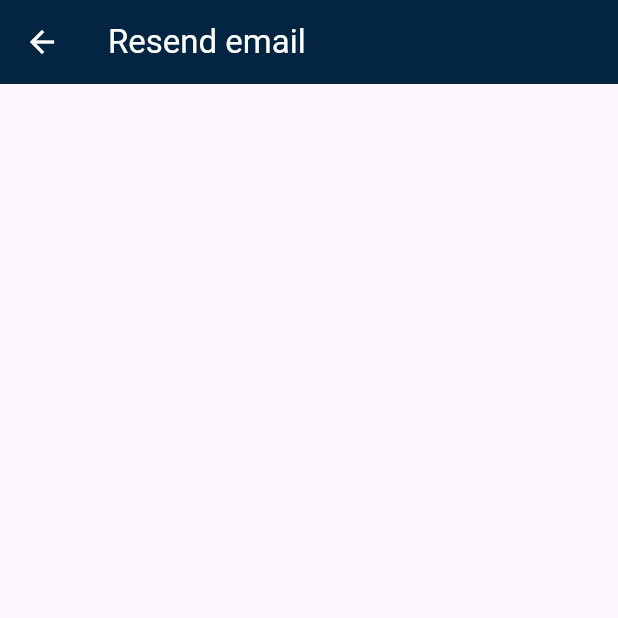
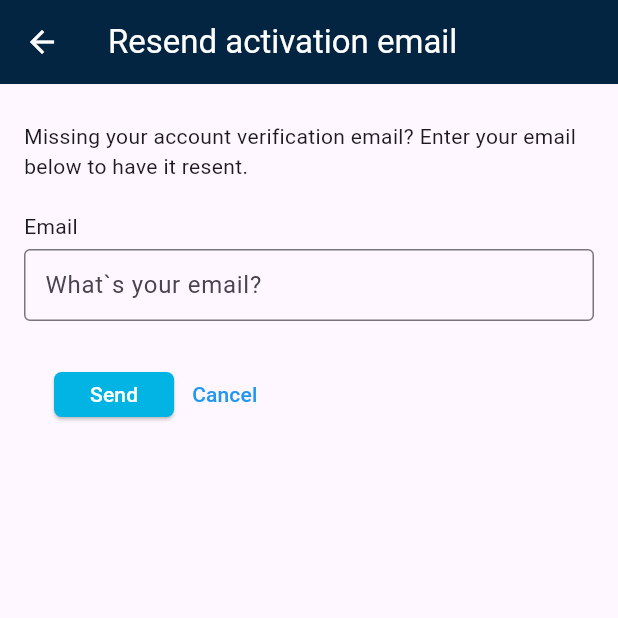
Before and after one commit to rostikKalabishka/themoviedb, a Flutter app: the screen it shows after launch, after a tap on "Login", after a tap on "Verify Email", on a phone screen of 412 x 824 dp, the top half of it. Run offline on Flutter 3.47's test engine with Material 2 defaults, Android fonts, the phone set to English and light mode, and no system bars.

Commit message:
styling resend email screen

```diff
--- a/lib/Theme/button_style.dart
+++ b/lib/Theme/button_style.dart
@@ -5,4 +5,11 @@ abstract class AppButtonStyle {
   static final ButtonStyle linkButton = ButtonStyle(
     foregroundColor: MaterialStateProperty.all(Colors.blue),
   );
+  static final ButtonStyle eventButton = ButtonStyle(
+      backgroundColor: MaterialStateProperty.all(color),
+      foregroundColor: MaterialStateProperty.all(Colors.white),
+      minimumSize: MaterialStateProperty.all(const Size(80, 30)),
+      shape: MaterialStateProperty.all(
+        RoundedRectangleBorder(borderRadius: BorderRadius.circular(5)),
+      ));
 }
--- a/lib/Theme/thema.dart
+++ b/lib/Theme/thema.dart
@@ -1,5 +1,6 @@
 import 'package:flutter/material.dart';
 
+const color = Color(0xFF01B4e4);
 final theme = ThemeData(
   appBarTheme: const AppBarTheme(
       backgroundColor: Color.fromRGBO(3, 37, 65, 1),
@@ -7,3 +8,9 @@ final theme = ThemeData(
   textTheme: const TextTheme(titleMedium: TextStyle(color: Colors.white)),
   useMaterial3: true,
 );
+
+const textFormFieldStyle = InputDecoration(
+  focusColor: color,
+  border: OutlineInputBorder(),
+  contentPadding: EdgeInsets.symmetric(horizontal: 10),
+);
--- a/lib/widgets/auth/auth_widget.dart
+++ b/lib/widgets/auth/auth_widget.dart
@@ -2,6 +2,7 @@ import 'package:flutter/material.dart';
 
 import '../../Theme/app_bar_style.dart';
 import '../../Theme/button_style.dart';
+import '../../Theme/thema.dart';
 
 class AuthWidget extends StatefulWidget {
   const AuthWidget({super.key});
@@ -140,11 +141,7 @@ class _FormWidgetState extends State<_FormWidget> {
   Widget build(BuildContext context) {
     const textStyle = TextStyle(fontSize: 16, color: Color(0xFF212529));
     const color = Color(0xFF01B4e4);
-    const textFieldStyle = InputDecoration(
-      focusColor: color,
-      border: OutlineInputBorder(),
-      contentPadding: EdgeInsets.symmetric(horizontal: 10),
-    );
+    const textFieldStyle = textFormFieldStyle;
     final errorText = this.errorText;
     return Column(
       crossAxisAlignment: CrossAxisAlignment.start,
@@ -183,15 +180,7 @@ class _FormWidgetState extends State<_FormWidget> {
           children: [
             ElevatedButton(
               onPressed: _auth,
-              style: ButtonStyle(
-                backgroundColor: MaterialStateProperty.all(color),
-                foregroundColor: MaterialStateProperty.all(Colors.white),
-                minimumSize: MaterialStateProperty.all(const Size(80, 30)),
-                shape: MaterialStateProperty.all(
-                  RoundedRectangleBorder(
-                      borderRadius: BorderRadius.circular(5)),
-                ),
-              ),
+              style: AppButtonStyle.eventButton,
               child: const Text('Login'),
             ),
             TextButton(
--- a/lib/widgets/resend_email/resend_email_screen.dart
+++ b/lib/widgets/resend_email/resend_email_screen.dart
@@ -1,6 +1,8 @@
 import 'package:flutter/material.dart';
 
 import '../../Theme/app_bar_style.dart';
+import '../../Theme/button_style.dart';
+import '../../Theme/thema.dart';
 
 class ResendEmailScreen extends StatefulWidget {
   const ResendEmailScreen({super.key});
@@ -13,11 +15,85 @@ class _ResendEmailScreenState extends State<ResendEmailScreen> {
   @override
   Widget build(BuildContext context) {
     return Scaffold(
-        appBar: AppBar(
-      title: const Text(
-        'Resend email',
-        style: textAppBar,
+      appBar: AppBar(
+        title: const Text(
+          'Resend activation email',
+          style: textAppBar,
+        ),
       ),
-    ));
+      body: ResendActivationEmail(),
+    );
   }
 }
+
+class ResendActivationEmail extends StatefulWidget {
+  const ResendActivationEmail({super.key});
+
+  @override
+  State<ResendActivationEmail> createState() => _ResendActivationEmailState();
+}
+
+class _ResendActivationEmailState extends State<ResendActivationEmail> {
+  @override
+  Widget build(BuildContext context) {
+    return Padding(
+      padding: const EdgeInsets.symmetric(horizontal: 16),
+      child: Column(
+        crossAxisAlignment: CrossAxisAlignment.start,
+        children: [
+          const SizedBox(
+            height: 25,
+          ),
+          const Text(
+              'Missing your account verification email? Enter your email below to have it resent.'),
+          const SizedBox(
+            height: 20,
+          ),
+          const Text('Email'),
+          const SizedBox(
+            height: 5,
+          ),
+          TextFormField(
+            decoration: const InputDecoration(
+              hintText: 'What`s your email?',
+              border: OutlineInputBorder(),
+              contentPadding: EdgeInsets.symmetric(horizontal: 10),
+            ),
+          ),
+          SizedBox(height: 25),
+          ButtonsWidget()
+        ],
+      ),
+    );
+  }
+}
+
+class ButtonsWidget extends StatefulWidget {
+  const ButtonsWidget({super.key});
+
+  @override
+  State<ButtonsWidget> createState() => _ButtonsWidgetState();
+}
+
+class _ButtonsWidgetState extends State<ButtonsWidget> {
+  @override
+  Widget build(BuildContext context) {
+    return Row(
+      children: [
+        SizedBox(
+          width: 20,
+        ),
+        ElevatedButton(
+          onPressed: () {},
+          child: const Text('Send'),
+          style: AppButtonStyle.eventButton,
+        ),
+        TextButton(
+          onPressed: () {},
+          child: const Text('Cancel'),
+          style: AppButtonStyle.linkButton,
+        )
+      ],
+    );
+  }
+}
```
